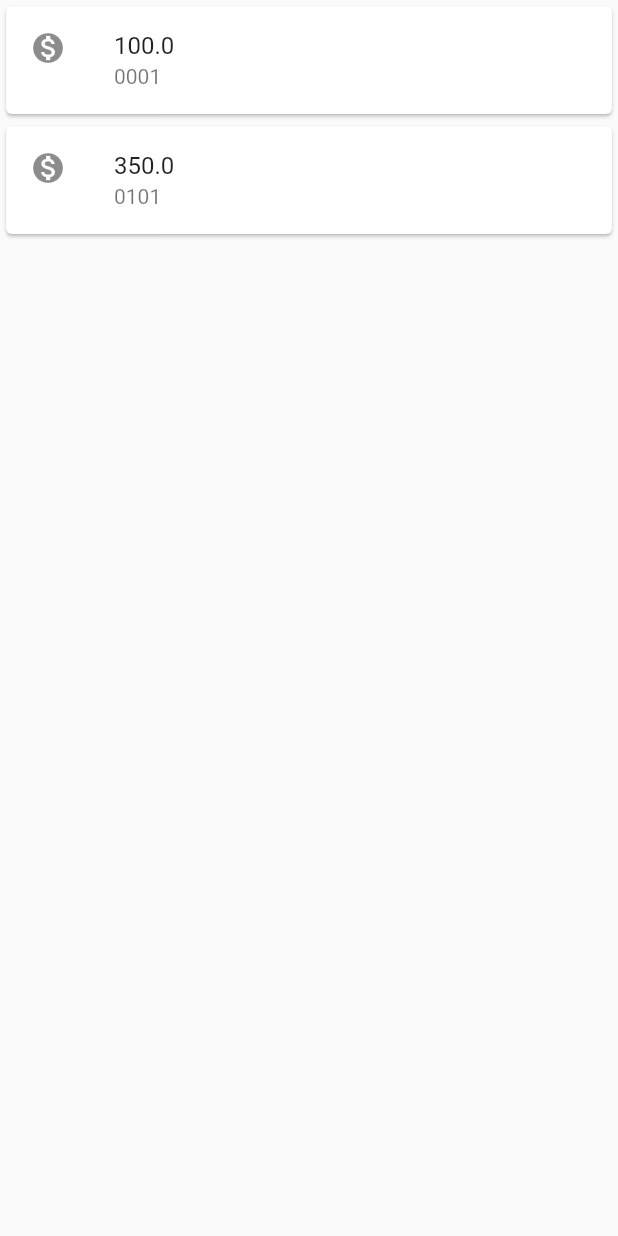
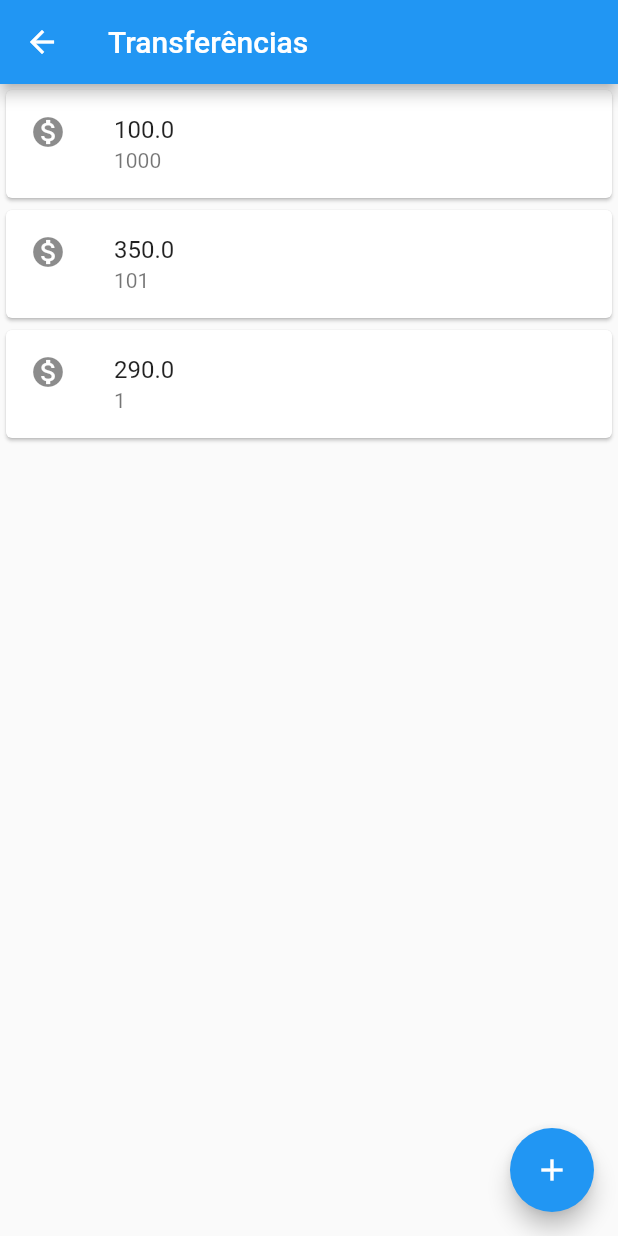
Before and after one commit to Guilhermessena/flutter-bytebank, a Flutter app: the ListaTransferencia screen opened directly, on a phone screen of 412 x 824 dp. Run offline on Flutter 3.47's test engine with Material 2 defaults, Android fonts, the phone set to English and light mode, and no system bars.

```diff
--- a/lib/main.dart
+++ b/lib/main.dart
@@ -1,41 +1,74 @@
 import 'package:flutter/material.dart';
 
 void main() {
-  runApp(MaterialApp(
-    home: Scaffold(
-      body: ListaTransferencia(),
+  runApp(ByteBankApp());
+}
+
+class ByteBankApp extends StatelessWidget {
+  @override
+  Widget build(BuildContext context) {
+    return MaterialApp(
+      home: Scaffold(
+        body: FormularioTransferencia(),
+      ),
+    );
+  }
+}
+
+class FormularioTransferencia extends StatelessWidget {
+  @override
+  Widget build(BuildContext context) {
+    return Scaffold(
+      appBar: AppBar(
+        title: Text('Criando Transferencias'),
+      ),
+      body: Text('Teste'),
+    );
+  }
+}
+
+class ListaTransferencia extends StatelessWidget {
+  @override
+  Widget build(BuildContext context) {
+    return Scaffold(
       appBar: AppBar(
         title: Text('Transferências'),
+      ),
+      body: Column(
+        children: [
+          ItemTransferencia(Transferencia(100.0, 1000)),
+          ItemTransferencia(Transferencia(350.0, 0101)),
+          ItemTransferencia(Transferencia(290.0, 0001)),
+        ],
       ),
       floatingActionButton: FloatingActionButton(
         onPressed: () {},
         child: Icon(Icons.add),
       ),
-    ),
-  ));
-}
-
-class ListaTransferencia extends StatelessWidget {
-  @override
-  Widget build(BuildContext context) {
-    // TODO: implement build
-    return Column(
-      children: [
-        Card(
-          child: ListTile(
-            leading: Icon(Icons.monetization_on),
-            title: Text('100.0'),
-            subtitle: Text('0001'),
-          ),
-        ),
-        Card(
-          child: ListTile(
-            leading: Icon(Icons.monetization_on),
-            title: Text('350.0'),
-            subtitle: Text('0101'),
-          ),
-        ),
-      ],
     );
   }
 }
+
+class ItemTransferencia extends StatelessWidget {
+  final Transferencia _transferencia;
+
+  ItemTransferencia(this._transferencia);
+
+  @override
+  Widget build(BuildContext context) {
+    return Card(
+      child: ListTile(
+        leading: Icon(Icons.monetization_on),
+        title: Text(_transferencia.valor.toString()),
+        subtitle: Text(_transferencia.numeroConta.toString()),
+      ),
+    );
+  }
+}
+
+class Transferencia {
+  final double valor;
+  final int numeroConta;
+
+  Transferencia(this.valor, this.numeroConta);
+}
```
